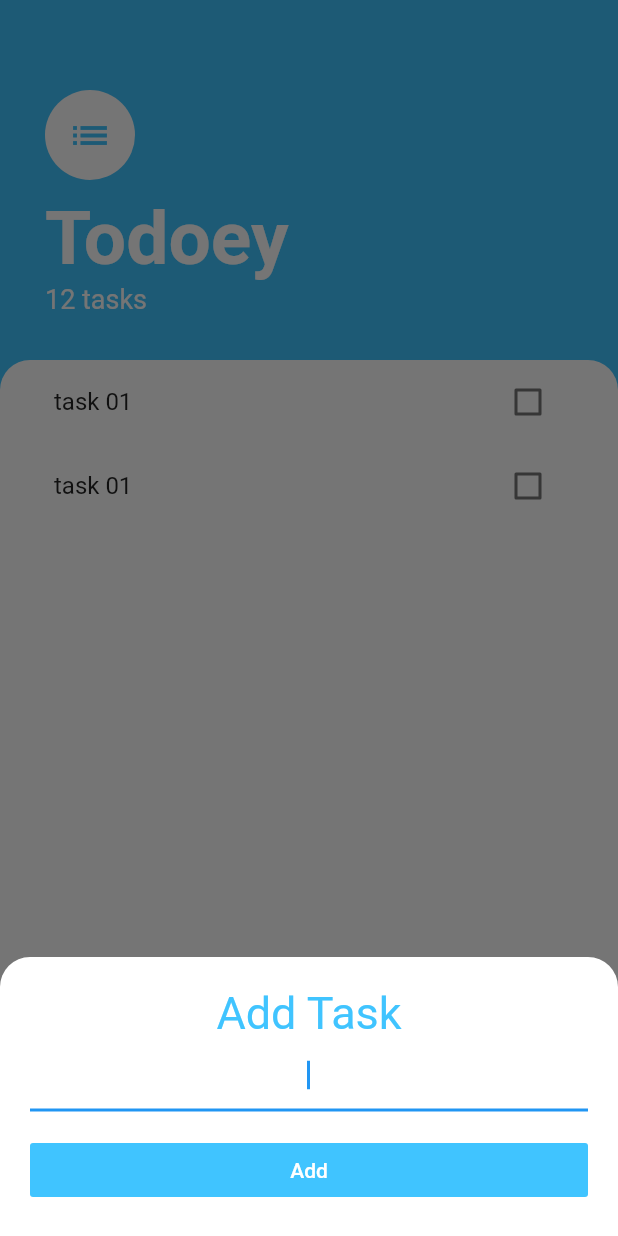
After one commit to gbessa/flutter_toolbox, a Flutter app: the TaskScreen screen opened directly, after a tap on the "add" icon, on a phone screen of 412 x 824 dp. The commit adds this screen. Run offline on Flutter 3.47's test engine with Material 2 defaults, Android fonts, the phone set to English and light mode, and no system bars; our stand-ins replace animated_text_kit, camera, cloud_firestore, firebase_auth, flutter_spinkit, font_awesome_flutter and 4 more; missing offline and left inert: bloc_pattern; accounts and stored records are empty; network calls fail.

Commit message:
TODO Layout

```diff
--- /dev/null
+++ b/lib/course_london_app_brewery/components/todoey_task_tile.dart
@@ -0,0 +1,16 @@
+import 'package:flutter/material.dart';
+
+class TaskTile extends StatelessWidget {
+  @override
+  Widget build(BuildContext context) {
+    return ListTile(
+      title: Text('task 01'),
+      trailing: Checkbox(
+        value: false,
+        onChanged: (bool value) {
+          print(value);
+        },
+      ),
+    );
+  }
+}
--- /dev/null
+++ b/lib/course_london_app_brewery/components/todoey_tasks_list.dart
@@ -0,0 +1,11 @@
+import 'package:flutter/material.dart';
+import 'package:flutter_toolbox/course_london_app_brewery/components/todoey_task_tile.dart';
+
+class TasksList extends StatelessWidget {
+  @override
+  Widget build(BuildContext context) {
+    return ListView(
+      children: <Widget>[TaskTile(), TaskTile()],
+    );
+  }
+}
--- a/lib/course_london_app_brewery/course_apps.dart
+++ b/lib/course_london_app_brewery/course_apps.dart
@@ -1,5 +1,6 @@
 import 'package:flutter/material.dart';
 import 'package:flutter_toolbox/course_london_app_brewery/screens/app_CHAT.dart';
+import 'package:flutter_toolbox/course_london_app_brewery/screens/app_TODOEY.dart';
 import 'package:flutter_toolbox/course_london_app_brewery/screens/app_bitcoin.dart';
 import 'package:flutter_toolbox/course_london_app_brewery/screens/app_clima.dart';
 
@@ -133,6 +134,21 @@ class CourseAppsScreen extends StatelessWidget {
               color: Colors.grey,
               splashColor: Colors.black,
             ),
+            RaisedButton(
+              onPressed: () {
+                Navigator.push(
+                  context,
+                  MaterialPageRoute(builder: (context) => Todoey()),
+                );
+              },
+              child: Text(
+                'TODOey',
+                style:
+                    TextStyle(color: Colors.white, fontWeight: FontWeight.bold),
+              ),
+              color: Colors.orange,
+              splashColor: Colors.black,
+            ),
           ],
         ),
       ),
--- a/lib/course_london_app_brewery/screens/app_CHAT_login_screen.dart
+++ b/lib/course_london_app_brewery/screens/app_CHAT_login_screen.dart
@@ -67,8 +67,10 @@ class _LoginScreenState extends State<LoginScreen> {
                 onPressed: () async {
                   setState(() {
                     showSpinner = true;
-                    email = 'gbvirtual@gmail.com';
-                    password = '123456';
+                    if (email != '') {
+                      email = 'gbvirtual@gmail.com';
+                      password = '123456';
+                    }
                   });
                   try {
                     final user = await _auth.signInWithEmailAndPassword(
--- /dev/null
+++ b/lib/course_london_app_brewery/screens/app_TODOEY.dart
@@ -0,0 +1,14 @@
+import 'package:flutter/material.dart';
+
+import 'app_TODOEY_task_screen.dart';
+
+void main() => runApp(Todoey());
+
+class Todoey extends StatelessWidget {
+  @override
+  Widget build(BuildContext context) {
+    return MaterialApp(
+      home: TaskScreen(),
+    );
+  }
+}
--- /dev/null
+++ b/lib/course_london_app_brewery/screens/app_TODOEY_add_task_screen.dart
@@ -0,0 +1,48 @@
+import 'package:flutter/material.dart';
+import 'package:flutter_toolbox/course_london_app_brewery/components/todoey_tasks_list.dart';
+
+class AddTaskScreen extends StatelessWidget {
+  @override
+  Widget build(BuildContext context) {
+    return Container(
+      color: Color(0xff757575),
+      child: Container(
+        child: Padding(
+          padding: const EdgeInsets.all(20.0),
+          child: Column(
+            crossAxisAlignment: CrossAxisAlignment.stretch,
+            children: <Widget>[
+              Text(
+                'Add Task',
+                textAlign: TextAlign.center,
+                style: TextStyle(fontSize: 30.0, color: Colors.lightBlueAccent),
+              ),
+              TextField(
+                autofocus: true,
+                textAlign: TextAlign.center,
+              ),
+              SizedBox(
+                height: 15.0,
+              ),
+              FlatButton(
+                onPressed: () {},
+                color: Colors.lightBlueAccent,
+                child: Text(
+                  'Add',
+                  style: TextStyle(color: Colors.white),
+                ),
+              )
+            ],
+          ),
+        ),
+        decoration: BoxDecoration(
+          color: Colors.white,
+          borderRadius: BorderRadius.only(
+            topLeft: Radius.circular(20.0),
+            topRight: Radius.circular(20.0),
+          ),
+        ),
+      ),
+    );
+  }
+}
--- /dev/null
+++ b/lib/course_london_app_brewery/screens/app_TODOEY_task_screen.dart
@@ -0,0 +1,85 @@
+import 'package:flutter/material.dart';
+import 'package:flutter_toolbox/course_london_app_brewery/components/todoey_tasks_list.dart';
+import 'package:flutter_toolbox/course_london_app_brewery/screens/app_TODOEY_add_task_screen.dart';
+
+class TaskScreen extends StatefulWidget {
+  @override
+  _TaskScreenState createState() => _TaskScreenState();
+}
+
+class _TaskScreenState extends State<TaskScreen> {
+  @override
+  Widget build(BuildContext context) {
+    return Scaffold(
+      backgroundColor: Colors.lightBlueAccent,
+      body: Column(
+        crossAxisAlignment: CrossAxisAlignment.start,
+        children: <Widget>[
+          Container(
+            padding: EdgeInsets.only(
+                top: 60.0, left: 30.0, right: 30.0, bottom: 30.0),
+            child: Column(
+              crossAxisAlignment: CrossAxisAlignment.start,
+              children: <Widget>[
+                CircleAvatar(
+                  child: Icon(
+                    Icons.list,
+                    size: 30.0,
+                    color: Colors.lightBlueAccent,
+                  ),
+                  backgroundColor: Colors.white,
+                  radius: 30.0,
+                ),
+                SizedBox(height: 10.0),
+                Text(
+                  'Todoey',
+                  style: TextStyle(
+                      color: Colors.white,
+                      fontSize: 50.0,
+                      fontWeight: FontWeight.w700),
+                ),
+                Text(
+                  '12 tasks',
+                  style: TextStyle(color: Colors.white, fontSize: 18.0),
+                ),
+              ],
+            ),
+          ),
+          Expanded(
+            child: Container(
+              padding: EdgeInsets.symmetric(horizontal: 20.0),
+              child: TasksList(),
+              decoration: BoxDecoration(
+                color: Colors.white,
+                borderRadius: BorderRadius.only(
+                  topLeft: Radius.circular(20.0),
+                  topRight: Radius.circular(20.0),
+                ),
+              ),
+            ),
+          )
+        ],
+      ),
+      floatingActionButton: FloatingActionButton(
+        backgroundColor: Colors.lightBlueAccent,
+        child: Icon(
+          Icons.add,
+          size: 35.0,
+        ),
+        onPressed: () {
+          showModalBottomSheet(
+            context: context,
+            isScrollControlled: true,
+            builder: (context) => SingleChildScrollView(
+              child: Container(
+                padding: EdgeInsets.only(
+                    bottom: MediaQuery.of(context).viewInsets.bottom),
+                child: AddTaskScreen(),
+              ),
+            ),
+          );
+        },
+      ),
+    );
+  }
+}
--- a/lib/course_london_app_brewery/screens/app_clima_loading_screen.dart
+++ b/lib/course_london_app_brewery/screens/app_clima_loading_screen.dart
@@ -1,7 +1,6 @@
 import 'package:flutter/material.dart';
 import 'package:flutter_spinkit/flutter_spinkit.dart';
 import 'package:flutter_toolbox/models/location.dart';
-import 'package:flutter_toolbox/services/networking.dart';
 import 'package:flutter_toolbox/services/weather.dart';
 
 import 'app_clima_location_screen.dart';
```
